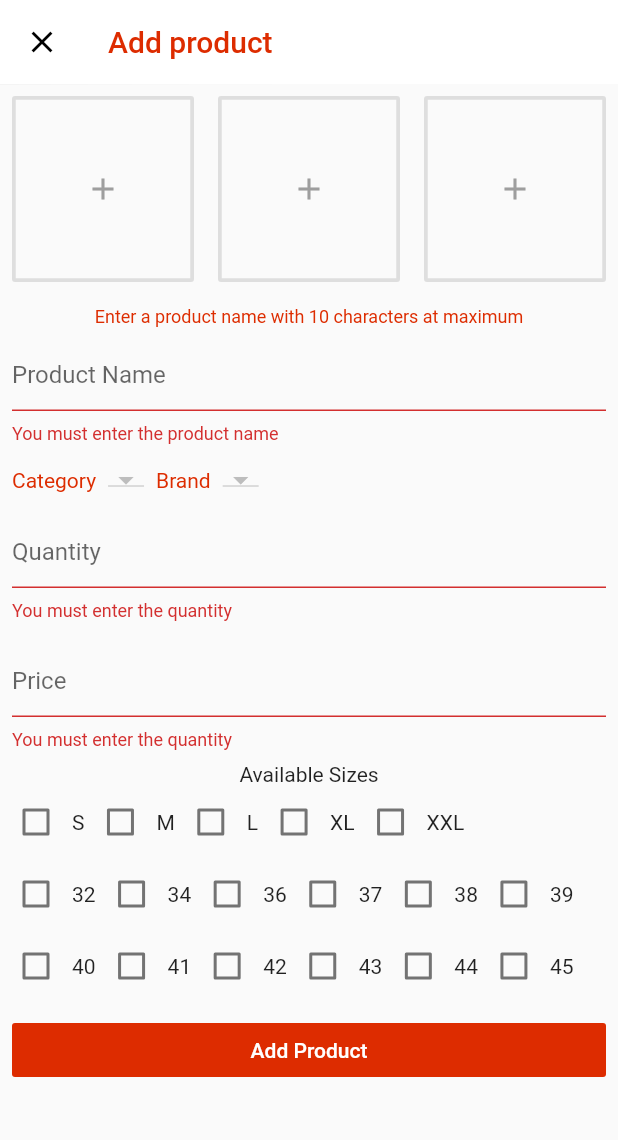
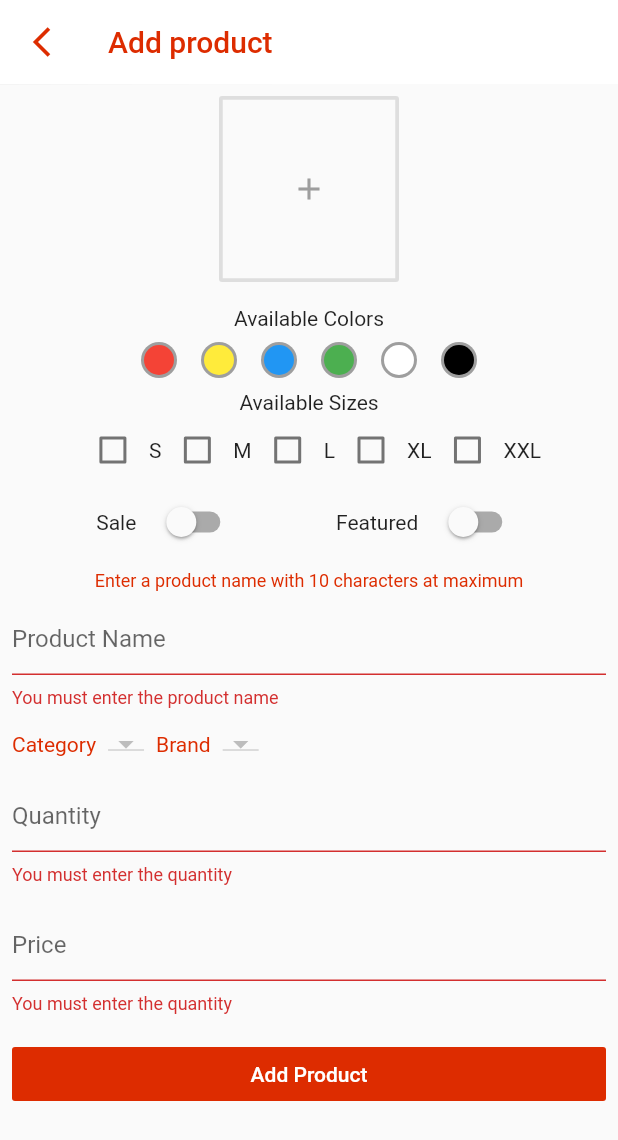
Before and after one commit to ambigo7/flutter_ecommers_adminSide, a Flutter app: the AddProduct screen opened directly, after a tap on "Add Product", on a phone screen of 412 x 824 dp. Shown: the top 1140 px of the screen. Run offline on Flutter 3.47's test engine with Material 2 defaults, Android fonts, the phone set to English and light mode, and no system bars; our stand-ins replace cloud_firestore, firebase_core, firebase_storage, flutter_typeahead, fluttertoast, image_picker and 1 more; missing offline and left inert: dart:ffi; accounts and stored records are empty.

Commit message:
v1.0.6(Update data add product)

```diff
--- a/lib/page/add_product.dart
+++ b/lib/screens/add_product.dart
@@ -10,10 +10,12 @@ import 'package:fluttertoast/fluttertoast.dart';
 
 //PACKAGE IMAGE PICKER
 import 'package:image_picker/image_picker.dart';
+import 'package:lets_shop_admin/provider/products_provider.dart';
 
 import 'package:lets_shop_admin/service/category.dart';
 import 'package:lets_shop_admin/service/brand.dart';
 import 'package:lets_shop_admin/service/product.dart';
+import 'package:provider/provider.dart';
 
 class AddProduct extends StatefulWidget {
   @override
@@ -37,13 +39,14 @@ class _AddProductState extends State<AddProduct> {
   <DropdownMenuItem<String>>[];
   List<DropdownMenuItem<String>> brandsDropDown = <DropdownMenuItem<String>>[];
   List<String> selectedSizes = <String>[];
+  List<String> colors = <String>[];
+  bool onSale = false;
+  bool featured = false;
 
   File _image1;
-  File _image2;
-  File _image3;
   final picker = ImagePicker();
 
-  bool isLoading= false;
+  bool isLoading = false;
 
   String _currentCategory = "";
   String _currentBrand = "";
@@ -60,7 +63,7 @@ class _AddProductState extends State<AddProduct> {
   }
 
   //GET IMAGE
-  Future getImage(int imageNumber) async {
+  Future getImage() async {
     final pickedFile = await picker.getImage(source: ImageSource.gallery);
     if (pickedFile == null) return;
 
@@ -68,16 +71,7 @@ class _AddProductState extends State<AddProduct> {
     /*File tmpImg = File(pickedFile.path);*/
     /*tmpImg = await tmpImg.copy(tmpImg.path);*/
 
-    switch (imageNumber) {
-      case 1:
     setState(() => _image1 = tmpImg);
-        break;
-      case 2:
-        setState(() => _image2 = tmpImg);
-        break;
-      case 3:
-        setState(() => _image3 = tmpImg);
-    }
   }
 
   List<DropdownMenuItem<String>> getCategoriesDropDown() {
@@ -110,6 +104,7 @@ class _AddProductState extends State<AddProduct> {
 
   @override
   Widget build(BuildContext context) {
+    final productProvider = Provider.of<ProductProvider>(context);
     return Scaffold(
       appBar: AppBar(
         backgroundColor: white,
@@ -119,9 +114,11 @@ class _AddProductState extends State<AddProduct> {
           style: TextStyle(color: redAccent),
         ),
         //background nya masih white
-        leading: Icon(
-          Icons.close,
-          color: black,
+        leading: IconButton(
+          icon: Icon(Icons.arrow_back_ios_outlined, color: redAccent,),
+          onPressed: (){
+            Navigator.pop(context);
+          },
         ),
       ),
       body: Form(
@@ -130,46 +127,246 @@ class _AddProductState extends State<AddProduct> {
             : ListView(
           children: <Widget>[
             Row(
+              mainAxisAlignment: MainAxisAlignment.center,
               children: <Widget>[
-                Expanded(
+                Container(
                   child: Padding(
                     padding: const EdgeInsets.all(8.0),
+                    child: Container(
+                      width: 120,
                       child: OutlineButton(
                         borderSide:
                         BorderSide(color: grey.withOpacity(0.3), width: 2.5),
                         onPressed: () {
-                        getImage(1);
+                          getImage();
                         },
                         child: _displayImage1(),
                       ),
                     ),
                   ),
-                Expanded(
+                ),
+              ],
+            ),
+            SizedBox(height: 8.0),
+
+            Center(child: Text('Available Colors')),
+
+            Row(
+              mainAxisAlignment: MainAxisAlignment.center,
+              children: <Widget>[
+                Padding(
+                  padding: const EdgeInsets.all(8.0),
+                  child: InkWell(
+                    onTap: () {
+                      if (productProvider.selectedColors.contains('red')) {
+                        productProvider.removeColor('red');
+                      } else {
+                        productProvider.addColor('red');
+                      }
+                      setState(() {
+                        colors = productProvider.selectedColors;
+                      });
+                    },
+                    child: Container(width: 24, height: 24, decoration: BoxDecoration(
+                        color: productProvider.selectedColors.contains('red') ? Colors.blue : grey,
+                        borderRadius: BorderRadius.circular(15)
+                      ),
                       child: Padding(
-                    padding: const EdgeInsets.all(8.0),
-                    child: OutlineButton(
-                      borderSide:
-                          BorderSide(color: grey.withOpacity(0.3), width: 2.5),
-                      onPressed: () {
-                        getImage(2);
-                      },
-                      child: _displayImage2(),
+                        padding: const EdgeInsets.all(2.0),
+                        child: CircleAvatar(
+                          backgroundColor: Colors.red,
                         ),
                       ),
                     ),
-                Expanded(
+                  ),
+                ),
+                Padding(
+                  padding: const EdgeInsets.all(8.0),
+                  child: InkWell(
+                    onTap: () {
+                      if (productProvider.selectedColors.contains('yellow')) {
+                        productProvider.removeColor('yellow');
+                      } else {
+                        productProvider.addColor('yellow');
+                      }
+                      setState(() {
+                        colors = productProvider.selectedColors;
+                      });
+                    },
+                    child: Container(width: 24, height: 24, decoration: BoxDecoration(
+                        color: productProvider.selectedColors.contains('yellow') ? Colors.red : grey,
+                        borderRadius: BorderRadius.circular(15)
+                    ),
                       child: Padding(
-                    padding: const EdgeInsets.all(8.0),
-                    child: OutlineButton(
-                      borderSide:
-                          BorderSide(color: grey.withOpacity(0.3), width: 2.5),
-                      onPressed: () {
-                        getImage(3);
-                      },
-                      child: _displayImage3(),
+                        padding: const EdgeInsets.all(2.0),
+                        child: CircleAvatar(
+                          backgroundColor: Colors.yellow,
                         ),
                       ),
                     ),
+                  ),
+                ),
+                Padding(
+                  padding: const EdgeInsets.all(8.0),
+                  child: InkWell(
+                    onTap: () {
+                      if (productProvider.selectedColors.contains('blue')) {
+                        productProvider.removeColor('blue');
+                      } else {
+                        productProvider.addColor('blue');
+                      }
+                      setState(() {
+                        colors = productProvider.selectedColors;
+                      });
+                    },
+                    child: Container(width: 24, height: 24, decoration: BoxDecoration(
+                        color: productProvider.selectedColors.contains('blue') ? Colors.red : grey,
+                        borderRadius: BorderRadius.circular(15)
+                    ),
+                      child: Padding(
+                        padding: const EdgeInsets.all(2.0),
+                        child: CircleAvatar(
+                          backgroundColor: Colors.blue,
+                        ),
+                      ),
+                    ),
+                  ),
+                ),
+                Padding(
+                  padding: const EdgeInsets.all(8.0),
+                  child: InkWell(
+                    onTap: () {
+                      if (productProvider.selectedColors.contains('green')) {
+                        productProvider.removeColor('green');
+                      } else {
+                        productProvider.addColor('green');
+                      }
+                      setState(() {
+                        colors = productProvider.selectedColors;
+                      });
+                    },
+                    child: Container(width: 24, height: 24, decoration: BoxDecoration(
+                        color: productProvider.selectedColors.contains('green') ? Colors.red : grey,
+                        borderRadius: BorderRadius.circular(15)
+                    ),
+                      child: Padding(
+                        padding: const EdgeInsets.all(2.0),
+                        child: CircleAvatar(
+                          backgroundColor: Colors.green,
+                        ),
+                      ),
+                    ),
+                  ),
+                ),
+                Padding(
+                  padding: const EdgeInsets.all(8.0),
+                  child: InkWell(
+                    onTap: () {
+                      if (productProvider.selectedColors.contains('white')) {
+                        productProvider.removeColor('white');
+                      } else {
+                        productProvider.addColor('white');
+                      }
+                      setState(() {
+                        colors = productProvider.selectedColors;
+                      });
+                    },
+                    child: Container(width: 24, height: 24, decoration: BoxDecoration(
+                        color: productProvider.selectedColors.contains('white') ? Colors.red : grey,
+                        borderRadius: BorderRadius.circular(15)
+                    ),
+                      child: Padding(
+                        padding: const EdgeInsets.all(2.0),
+                        child: CircleAvatar(
+                          backgroundColor: white,
+                        ),
+                      ),
+                    ),
+                  ),
+                ),
+                Padding(
+                  padding: const EdgeInsets.all(8.0),
+                  child: InkWell(
+                    onTap: () {
+                      if (productProvider.selectedColors.contains('black')) {
+                        productProvider.removeColor('black');
+                      } else {
+                        productProvider.addColor('black');
+                      }
+                      setState(() {
+                        colors = productProvider.selectedColors;
+                      });
+                    },
+                    child: Container(width: 24, height: 24, decoration: BoxDecoration(
+                        color: productProvider.selectedColors.contains('black') ? Colors.red : grey,
+                        borderRadius: BorderRadius.circular(15)
+                    ),
+                      child: Padding(
+                        padding: const EdgeInsets.all(2.0),
+                        child: CircleAvatar(
+                          backgroundColor: black,
+                        ),
+                      ),
+                    ),
+                  ),
+                ),
+              ],
+            ),
+
+            Center(child: Text('Available Sizes')),
+
+            Row(
+              mainAxisAlignment: MainAxisAlignment.center,
+              children: <Widget>[
+                Checkbox(
+                    value: selectedSizes.contains('S'),
+                    onChanged: (value) => changeSelectedSizes('S')),
+                Text('S'),
+                Checkbox(
+                    value: selectedSizes.contains('M'),
+                    onChanged: (value) => changeSelectedSizes('M')),
+                Text('M'),
+                Checkbox(
+                    value: selectedSizes.contains('L'),
+                    onChanged: (value) => changeSelectedSizes('L')),
+                Text('L'),
+                Checkbox(
+                    value: selectedSizes.contains('XL'),
+                    onChanged: (value) => changeSelectedSizes('XL')),
+                Text('XL'),
+                Checkbox(
+                    value: selectedSizes.contains('XXL'),
+                    onChanged: (value) => changeSelectedSizes('XXL')),
+                Text('XXL'),
+              ],
+            ),
+
+            Row(
+              mainAxisAlignment: MainAxisAlignment.spaceEvenly,
+              children: <Widget>[
+                Row(
+                  children: <Widget>[
+                    Text('Sale'),
+                    SizedBox(width: 10,),
+                    Switch(value: onSale, onChanged: (value){
+                      setState(() {
+                        onSale = value;
+                      });
+                    })
+                  ],
+                ),
+
+                Row(
+                  children: <Widget>[
+                    Text('Featured'),
+                    SizedBox(width: 10,),
+                    Switch(value: featured, onChanged: (value){
+                      setState(() {
+                        featured = value;
+                      });
+                    })
+                  ],
+                )
               ],
             ),
             SizedBox(height: 8.0),
@@ -178,6 +375,7 @@ class _AddProductState extends State<AddProduct> {
               textAlign: TextAlign.center,
               style: TextStyle(color: redAccent, fontSize: 12),
             ),
+
             Padding(
               padding: const EdgeInsets.all(8.0),
               child: TextFormField(
@@ -253,92 +451,6 @@ class _AddProductState extends State<AddProduct> {
                 },
               ),
             ),
-
-            Center(child: Text('Available Sizes')),
-
-            Row(
-              children: <Widget>[
-                Checkbox(
-                    value: selectedSizes.contains('S'),
-                    onChanged: (value) => changeSelectedSizes('S')),
-                Text('S'),
-                Checkbox(
-                    value: selectedSizes.contains('M'),
-                    onChanged: (value) => changeSelectedSizes('M')),
-                Text('M'),
-                Checkbox(
-                    value: selectedSizes.contains('L'),
-                    onChanged: (value) => changeSelectedSizes('L')),
-                Text('L'),
-                Checkbox(
-                    value: selectedSizes.contains('XL'),
-                    onChanged: (value) => changeSelectedSizes('XL')),
-                Text('XL'),
-                Checkbox(
-                    value: selectedSizes.contains('XXL'),
-                    onChanged: (value) => changeSelectedSizes('XXL')),
-                Text('XXL'),
-              ],
-            ),
-
-            Row(
-              children: <Widget>[
-                Checkbox(
-                    value: selectedSizes.contains('32'),
-                    onChanged: (value) => changeSelectedSizes('32')),
-                Text('32'),
-                Checkbox(
-                    value: selectedSizes.contains('34'),
-                    onChanged: (value) => changeSelectedSizes('34')),
-                Text('34'),
-                Checkbox(
-                    value: selectedSizes.contains('36'),
-                    onChanged: (value) => changeSelectedSizes('36')),
-                Text('36'),
-                Checkbox(
-                    value: selectedSizes.contains('37'),
-                    onChanged: (value) => changeSelectedSizes('37')),
-                Text('37'),
-                Checkbox(
-                    value: selectedSizes.contains('38'),
-                    onChanged: (value) => changeSelectedSizes('38')),
-                Text('38'),
-                Checkbox(
-                    value: selectedSizes.contains('39'),
-                    onChanged: (value) => changeSelectedSizes('39')),
-                Text('39'),
-              ],
-            ),
-
-            Row(
-              children: <Widget>[
-                Checkbox(
-                    value: selectedSizes.contains('40'),
-                    onChanged: (value) => changeSelectedSizes('40')),
-                Text('40'),
-                Checkbox(
-                    value: selectedSizes.contains('41'),
-                    onChanged: (value) => changeSelectedSizes('41')),
-                Text('41'),
-                Checkbox(
-                    value: selectedSizes.contains('42'),
-                    onChanged: (value) => changeSelectedSizes('42')),
-                Text('42'),
-                Checkbox(
-                    value: selectedSizes.contains('43'),
-                    onChanged: (value) => changeSelectedSizes('43')),
-                Text('43'),
-                Checkbox(
-                    value: selectedSizes.contains('44'),
-                    onChanged: (value) => changeSelectedSizes('44')),
-                Text('44'),
-                Checkbox(
-                    value: selectedSizes.contains('45'),
-                    onChanged: (value) => changeSelectedSizes('45')),
-                Text('45'),
-              ],
-            ),
-
 //          FOR SELECT BRAND
 /*//          For SELECT CATEGORY
             Visibility(
@@ -471,77 +583,44 @@ class _AddProductState extends State<AddProduct> {
     }
   }
 
-  Widget _displayImage2() {
-    if (_image2 == null) {
-      return Padding(
-        padding: const EdgeInsets.fromLTRB(8.0, 50.0, 8.0, 50.0),
-        child: new Icon(Icons.add, color: grey),
-      );
-    } else {
-      return Image.file(_image2, fit: BoxFit.fill, width: double.infinity);
-    }
-  }
-
-  Widget _displayImage3() {
-    if (_image3 == null) {
-      return Padding(
-        padding: const EdgeInsets.fromLTRB(8.0, 50.0, 8.0, 50.0),
-        child: new Icon(Icons.add, color: grey),
-      );
-    } else {
-      return Image.file(_image3, fit: BoxFit.fill, width: double.infinity);
-    }
-  }
-
   void validateAndUpload() async {
     if (_formKey.currentState.validate()) {
       setState(() {
         isLoading = true;
       });
-      if (_image1 != null && _image2 != null && _image3 != null) {
-        if (selectedSizes.isNotEmpty) {
+      if (_image1 != null) {
+        if (selectedSizes.isNotEmpty && colors.isNotEmpty) {
           String imageUrl1;
-          String imageUrl2;
-          String imageUrl3;
 
           final firebase_storage.FirebaseStorage storage =
               firebase_storage.FirebaseStorage.instance;
 
           final String picture1 =
-              '${DateTime.now().millisecondsSinceEpoch.toString()}.jpg';
+              '${DateTime
+              .now()
+              .millisecondsSinceEpoch
+              .toString()}.jpg';
           firebase_storage.UploadTask uploadTask1 =
           storage.ref().child(picture1).putFile(_image1);
 
-          final String picture2 =
-              '${DateTime.now().millisecondsSinceEpoch.toString()}.jpg';
-          firebase_storage.UploadTask uploadTask2 =
-              storage.ref().child(picture2).putFile(_image2);
-
-          final String picture3 =
-              '${DateTime.now().millisecondsSinceEpoch.toString()}.jpg';
-          firebase_storage.UploadTask uploadTask3 =
-              storage.ref().child(picture3).putFile(_image3);
-
           firebase_storage.TaskSnapshot snapshot1 =
           await uploadTask1.then((snapshot) => snapshot);
-          firebase_storage.TaskSnapshot snapshot2 =
-              await uploadTask2.then((snapshot) => snapshot);
 
-          uploadTask3.then((snapshot3) async {
+          uploadTask1.then((snapshot) async {
             imageUrl1 = await snapshot1.ref.getDownloadURL();
-            imageUrl2 = await snapshot2.ref.getDownloadURL();
-            imageUrl3 = await snapshot3.ref.getDownloadURL();
-            List<String> imageList = [imageUrl1, imageUrl2, imageUrl3];
 
-
-            _productService.uploadProduct(
-                productName: productNameController.text,
-                category: _currentCategory,
-                brand: _currentBrand,
-                price: double.parse(priceController.text),
-                sizes: selectedSizes,
-                images: imageList,
-                quantity: int.parse(productQtyController.text));
+            _productService.uploadProduct({
+              "name": productNameController.text,
+              "price": double.parse(priceController.text),
+              "sizes": selectedSizes,
+              "color": colors,
+              "images": imageUrl1,
+              "quantity": int.parse(productQtyController.text),
+              "category": _currentCategory,
+              "brand": _currentBrand,
+              "sale": onSale,
+              "featured": featured
+            });
             _formKey.currentState.reset();
             setState(() {
               isLoading = false;
@@ -553,7 +632,7 @@ class _AddProductState extends State<AddProduct> {
           setState(() {
             isLoading = false;
           });
-          Fluttertoast.showToast(msg: 'select at leat one size');
+          Fluttertoast.showToast(msg: 'Colors and Size cannot be empty');
         }
       } else {
         setState(() {
--- a/pubspec.yaml
+++ b/pubspec.yaml
@@ -38,7 +38,7 @@ dependencies:
   fluttertoast: ^8.0.3
   cached_network_image: ^3.0.0
   image_picker: ^0.7.4
-  path_provider: ^2.0.1
+  provider: ^5.0.0
   intl: ^0.17.0
   uuid: ^3.0.4
   flutter_typeahead: ^3.1.1
```
Also changed, not shown: lib/main.dart (+7 -3 lines), lib/provider/products_provider.dart (added, +18 -0 lines), lib/service/product.dart (+2 -12 lines), lib/screens/admin.dart (renamed from lib/page/admin.dart), pubspec.lock. Lines whose indentation alone changed are shown as unchanged.
